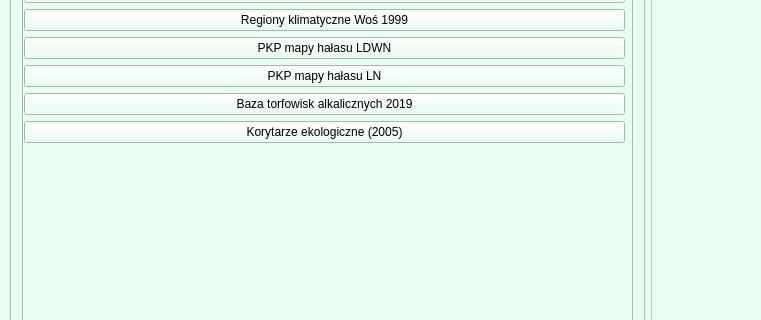
Before: the Qt Designer form bober_os_dialog_base.ui in pankonduktortoja/BoberOS, drawn with Qt 5; both pictures show x 0 to 761 and y 136 to 456 of the 1000 by 600 pixel window.
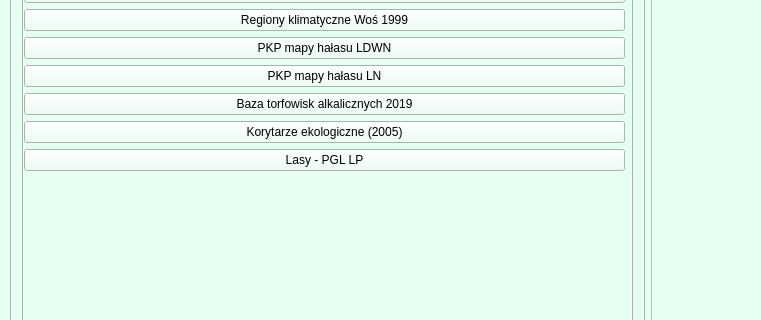
After: the same form once the commit is applied. The open tabs and pages were chosen to show the change. Custom widgets are drawn as their Qt base class.

Commit message: added pgl lp import

The edit to the form file:
```diff
--- a/bober_os_dialog_base.ui
+++ b/bober_os_dialog_base.ui
@@ -1042,6 +1042,13 @@
              </property>
             </widget>
            </item>
+           <item>
+            <widget class="QPushButton" name="pb_import_lasy">
+             <property name="text">
+              <string>Lasy - PGL LP</string>
+             </property>
+            </widget>
+           </item>
            <item>
             <spacer name="verticalSpacer_6">
              <property name="orientation">
```
Left out of the diff: 4 changed lines with no effect on the pictures. The commit also changes 2 other files.
